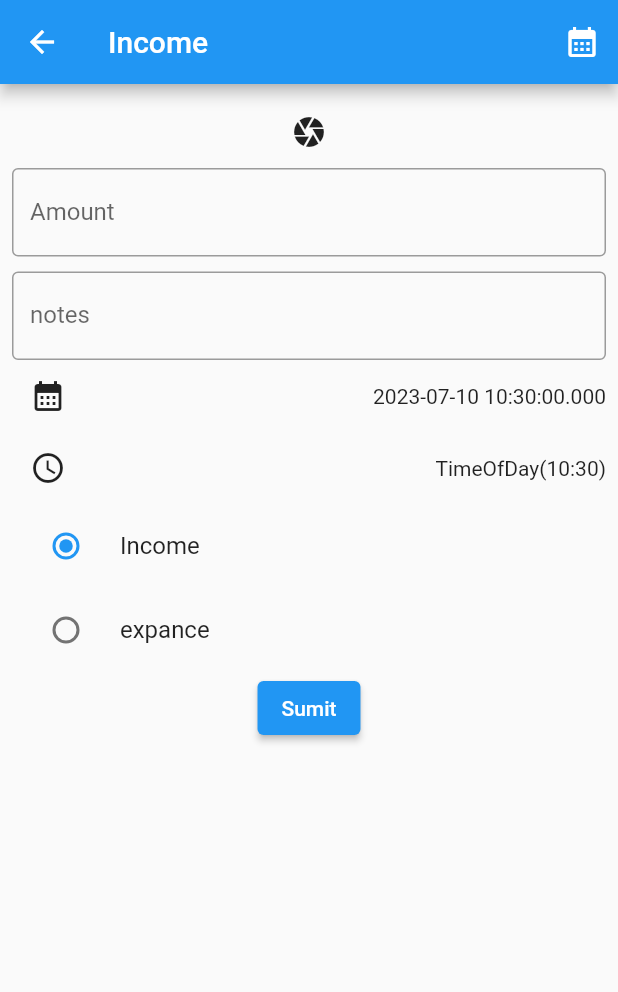
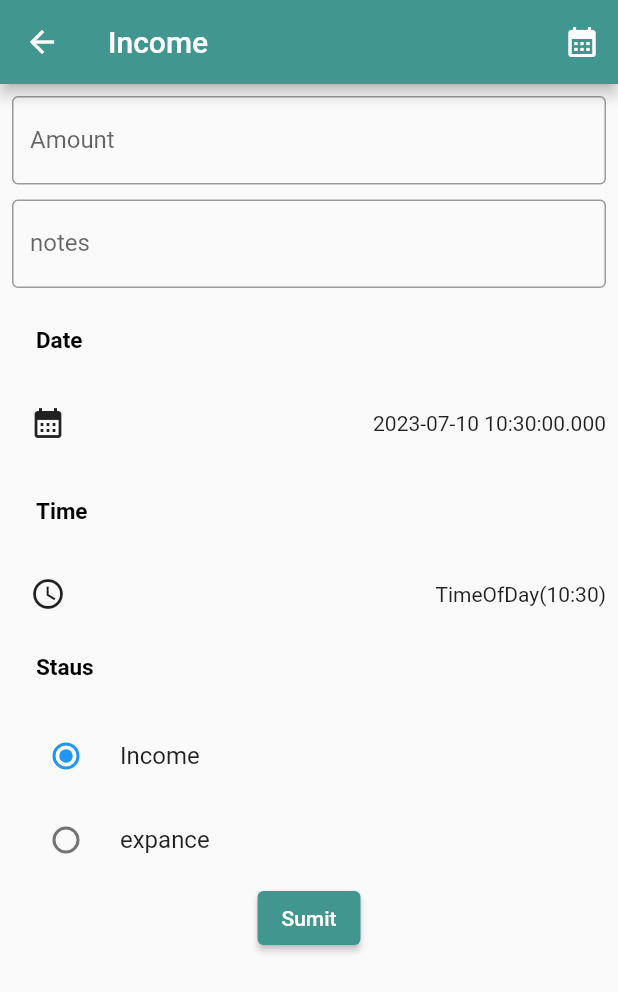
Before and after one commit to pateldixit2004/income_expence, a Flutter app: the IncomeScreen screen opened by its route, on a phone screen of 412 x 824 dp. Shown: the top 992 px of the screen. Run offline on Flutter 3.47's test engine with Material 2 defaults, Android fonts, the phone set to English and light mode, and no system bars; our stand-ins replace get, image_picker, sizer, sqflite; accounts and stored records are empty; statements that could not run were skipped.

Commit message:
date picker

```diff
--- a/lib/main.dart
+++ b/lib/main.dart
@@ -1,5 +1,6 @@
 import 'package:flutter/material.dart';
 import 'package:get/get.dart';
+import 'package:income_expence/screen/view/bottom_screen.dart';
 import 'package:income_expence/screen/view/home_screen.dart';
 import 'package:income_expence/screen/view/income_screen.dart';
 import 'package:sizer/sizer.dart';
@@ -9,8 +10,10 @@ void main()
     Sizer(
       builder: (context, orientation, deviceType) =>  GetMaterialApp(
         debugShowCheckedModeBanner: false,
+        initialRoute: "/",
         routes: {
-          '/':(p0) => HomeScreen(),
+          '/':(p0) => BottomSheetScreen(),
+          '/home':(p0) => HomeScreen(),
           '/income':(p0) => IncomeScreen(),
         },
       ),
--- a/lib/screen/controller/income_controller.dart
+++ b/lib/screen/controller/income_controller.dart
@@ -3,6 +3,8 @@
 import 'package:flutter/material.dart';
 import 'package:get/get_rx/src/rx_types/rx_types.dart';
 import 'package:get/get_state_manager/src/simple/get_controllers.dart';
+import 'package:income_expence/screen/view/home_screen.dart';
+import 'package:income_expence/screen/view/income_screen.dart';
 import 'package:income_expence/utils/db_helper.dart';
 import 'package:intl/intl.dart';
 
@@ -10,8 +12,13 @@ import 'package:intl/intl.dart';
 class Incomecontroller extends GetxController
 {
   RxList dataList=[].obs;
-
-
+  RxInt indexbottom=0.obs;
+  List screenList=[
+    HomeScreen(),
+    IncomeScreen(),
+    IncomeScreen(),
+    IncomeScreen(),
+  ];
 
   RxString? imgPath="".obs;
   Uint8List  imgUnit=Uint8List(10);
--- a/lib/screen/model.dart
+++ b/lib/screen/model.dart
@@ -3,8 +3,8 @@ import 'dart:typed_data';
 class IncomeModel
 {
   int?  amount,id;
-  String? note,date;
+  String? note,date,status,time;
   Uint8List? imgUnit;
 
-  IncomeModel({this.id,this.amount, this.note,this.imgUnit,this.date});
+  IncomeModel({this.id,this.amount, this.note,this.imgUnit,this.date,this.status,this.time});
 }
--- a/lib/screen/view/income_screen.dart
+++ b/lib/screen/view/income_screen.dart
@@ -42,6 +42,7 @@ class _IncomeScreenState extends State<IncomeScreen> {
     return SafeArea(
       child: Scaffold(
         appBar: AppBar(
+          backgroundColor:  Color(0xff429690),
           title: Text(m1["option"] == 0 ? "update" : "Income"),
           actions: [
             IconButton(
@@ -63,6 +64,7 @@ class _IncomeScreenState extends State<IncomeScreen> {
             padding: const EdgeInsets.all(8.0),
             child: Column(
               children: [
+
                 /*image*/
                 // Obx(
                 //   () => controller.imgPath!.isNotEmpty
@@ -83,16 +85,17 @@ class _IncomeScreenState extends State<IncomeScreen> {
                 //                   File("${controller.imgPath!.value}")),
                 //             ),
                 // ),
-                IconButton(
-                    onPressed: () async {
-                      ImagePicker picker = ImagePicker();
-                      XFile? xfile = await picker.pickImage(
-                          source: ImageSource.camera, imageQuality: 20);
-                      controller.imgUnit = await xfile!.readAsBytes();
-
-                      controller.imgPath!.value = xfile.path;
-                    },
-                    icon: Icon(Icons.camera)),
+                /*icon*/
+                // IconButton(
+                //     onPressed: () async {
+                //       ImagePicker picker = ImagePicker();
+                //       XFile? xfile = await picker.pickImage(
+                //           source: ImageSource.camera, imageQuality: 20);
+                //       controller.imgUnit = await xfile!.readAsBytes();
+                //
+                //       controller.imgPath!.value = xfile.path;
+                //     },
+                //     icon: Icon(Icons.camera)),
 
                 /*DAte in contenaier*/
                 // Container(
@@ -124,6 +127,10 @@ class _IncomeScreenState extends State<IncomeScreen> {
                     hint: "notes",
                     inputype: TextInputType.text,
                     controller: txtnotes),
+                SizedBox(
+                  height: 10,
+                ),
+                ListTile(leading: Text("Date",style: TextStyle(color: Colors.black,fontSize: 15,fontWeight: FontWeight.bold)),),
                 Row(
                   mainAxisAlignment: MainAxisAlignment.spaceBetween,
                   children: [
@@ -142,6 +149,11 @@ class _IncomeScreenState extends State<IncomeScreen> {
                     Obx(() =>  Text("${controller.datetime.value}")),
                   ],
                 ),
+                SizedBox(
+                  height: 10,
+                ),
+                ListTile(leading: Text("Time",style: TextStyle(color: Colors.black,fontSize: 15,fontWeight: FontWeight.bold)),),
+
                 Row(
                   mainAxisAlignment: MainAxisAlignment.spaceBetween,
                   children: [
@@ -155,6 +167,7 @@ class _IncomeScreenState extends State<IncomeScreen> {
                     Text("${controller.timeOfDay}"),
                   ],
                 ),
+                ListTile(leading: Text("Staus",style: TextStyle(color: Colors.black,fontSize: 15,fontWeight: FontWeight.bold),),),
 
                 Obx(
                   () => RadioListTile(
@@ -192,6 +205,7 @@ class _IncomeScreenState extends State<IncomeScreen> {
                         amount: int.parse(txtamount.text),
                         note: txtnotes.text,
                         date: controller.datetime.value,
+                        status: controller.selctExpance.value,
                         imgUnit: controller.imgUnit,
                       );
                       DBhelper.dBhelper.update(model);
@@ -200,6 +214,7 @@ class _IncomeScreenState extends State<IncomeScreen> {
                           amount: int.parse(txtamount.text),
                           note: txtnotes.text,
                           // date: "${controller.postDate}",
+                          status: controller.selctExpance.value,
                           date: controller.datetime.value,
                           imgUnit: controller.imgUnit);
                       DBhelper.dBhelper.insertdb(model: model);
@@ -208,7 +223,7 @@ class _IncomeScreenState extends State<IncomeScreen> {
                     controller.getData();
                     Get.back();
                   },
-                  child: Text("Sumit"),
+                  child: Text("Sumit"),style: ElevatedButton.styleFrom(backgroundColor:   Color(0xff429690),),
                 ),
 
                 // Container(
--- a/lib/utils/db_helper.dart
+++ b/lib/utils/db_helper.dart
@@ -12,6 +12,9 @@ class DBhelper {
   String datatable = 'datatable';
   String amount = 'amount';
   String note = "note";
+  String data = "data";
+  String time = "time";
+  String status = "status";
 
   Future<Database?> checkDb() async {
     if (database != null) {
@@ -30,7 +33,7 @@ class DBhelper {
       version: 1,
       onCreate: (db, version) async {
         return await db.execute(
-            'CREATE TABLE $datatable(id INTEGER PRIMARY KEY AutoIncrement  ,$amount INTEGER ,$note TEXT,img BLOB)');
+            'CREATE TABLE $datatable(id INTEGER PRIMARY KEY AutoIncrement  ,$amount INTEGER ,$note TEXT,img BLOB,$data TEXT,$time TEXT ,$status TEXT)');
       },
     );
   }
@@ -39,7 +42,7 @@ class DBhelper {
     // database=await  instance.da
     database = await checkDb();
     await database!
-        .insert('$datatable', {"note": model!.note, "amount": model.amount,"img":model.imgUnit});
+        .insert('$datatable', {"note": model!.note, "amount": model.amount,"img":model.imgUnit,"data":model.date,"time":model.time,"status":model.status});
   }
 
   Future<List<Map>> readDb() async {
@@ -56,7 +59,6 @@ class DBhelper {
 
   Future<void> update(IncomeModel model) async {
     database = await checkDb();
-    database!.update(datatable, {"amount": model.amount, "note": model.note,"img":model.imgUnit},
-        where: "id=?", whereArgs: [model.id]);
+    database!.update(datatable, {"amount": model.amount, "note": model.note,"img":model.imgUnit,"data":model.date,"time":model.time,"status":model.status}, where: "id=?", whereArgs: [model.id]);
   }
 }
```
Also changed, not shown: lib/screen/view/home_screen.dart (+18 -9 lines).
